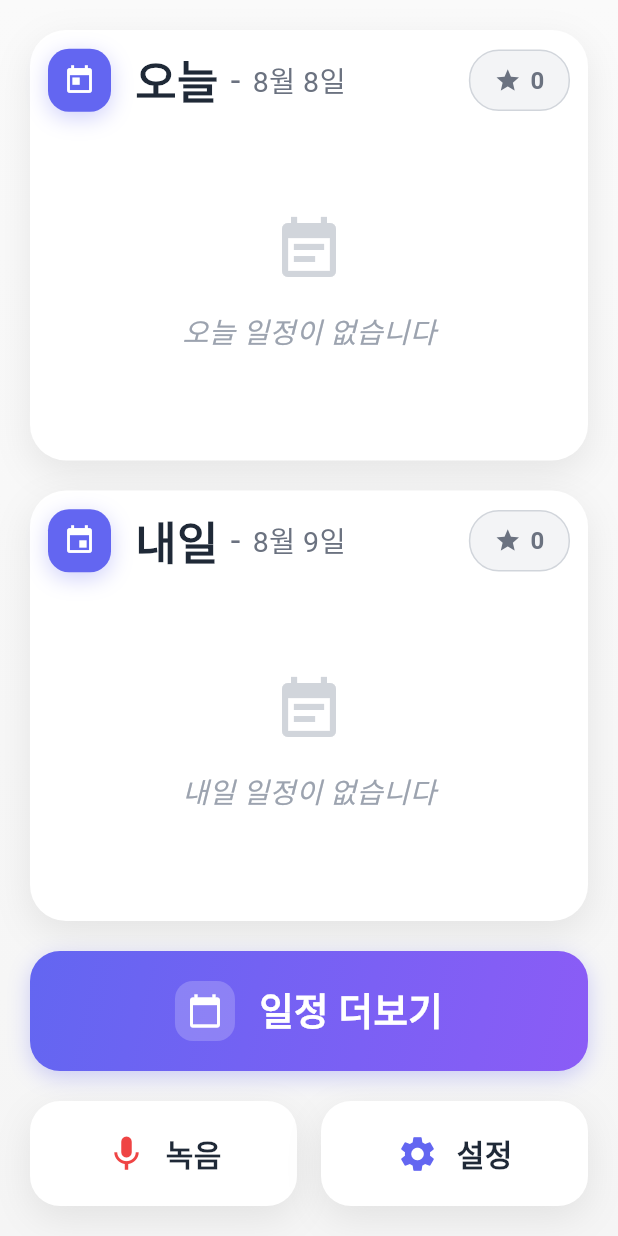
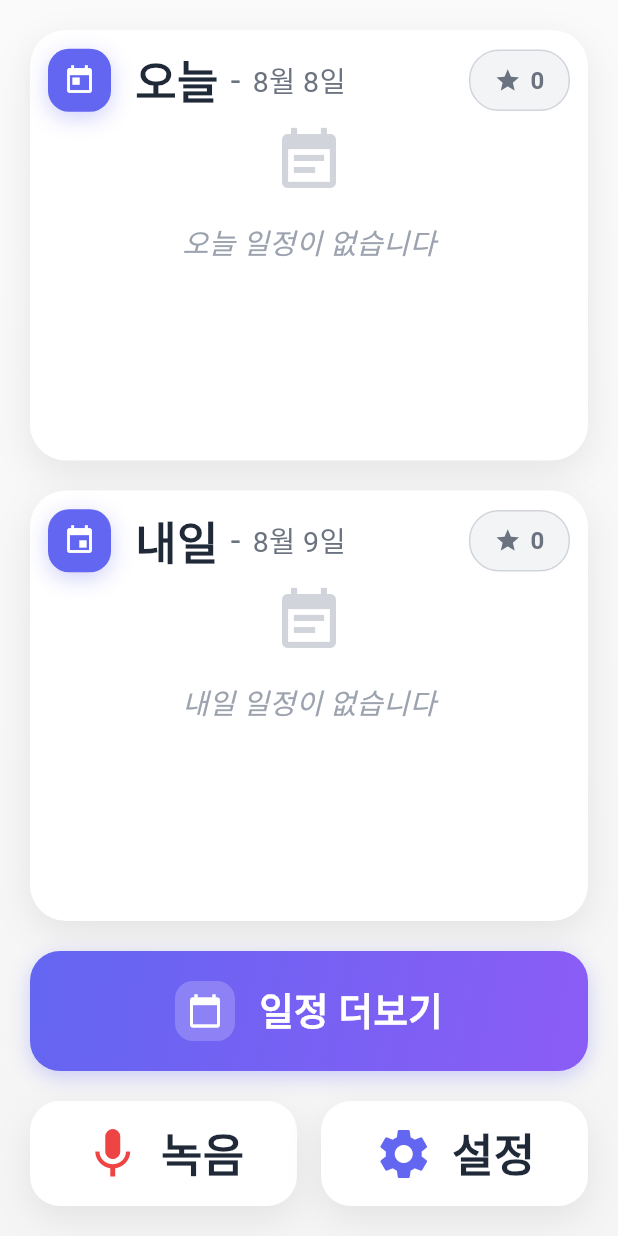
Before and after one commit to ChangHyeonn/RIDI, a Flutter app: the MainScreen screen opened directly, on a phone screen of 412 x 824 dp. Run offline on Flutter 3.47's test engine with Material 3 defaults, Android fonts, the phone set to English and light mode, and no system bars; our stand-ins replace just_audio, shared_preferences, table_calendar; accounts and stored records are empty.

Commit message:
오류수정 updated 13:45 8.8

```diff
--- a/app_protoo2/lib/screens/main_screen.dart
+++ b/app_protoo2/lib/screens/main_screen.dart
@@ -406,12 +406,11 @@ class _MainScreenState extends State<MainScreen> with TickerProviderStateMixin {
                                                     ],
                                                   ),
                                                   SizedBox(
-                                                    height:
-                                                        8 *
-                                                        scaleFactor, // 여백 줄임
+                                                    height: 8 * scaleFactor,
                                                   ),
-                                                  // 일정 목록
+                                                  // 일정 목록 (스크롤 가능하게 수정)
                                                   Expanded(
+                                                    child: SingleChildScrollView(
                                                       child: todayTasks.isEmpty
                                                           ? Center(
                                                               child: Column(
@@ -452,8 +451,7 @@ class _MainScreenState extends State<MainScreen> with TickerProviderStateMixin {
                                                                           ? todayTasks.where(
                                                                               (
                                                                                 task,
-                                                                            ) =>
-                                                                                task.isImportant,
+                                                                              ) => task.isImportant,
                                                                             )
                                                                           : todayTasks)
                                                                       .take(
@@ -478,8 +476,7 @@ class _MainScreenState extends State<MainScreen> with TickerProviderStateMixin {
                                                                                   scaleFactor,
                                                                             ),
                                                                             decoration: BoxDecoration(
-                                                                            color:
-                                                                                task.isCompleted
+                                                                              color: task.isCompleted
                                                                                   ? const Color(
                                                                                       0xFFdcfce7,
                                                                                     )
@@ -585,6 +582,7 @@ class _MainScreenState extends State<MainScreen> with TickerProviderStateMixin {
                                                                         ),
                                                                       )
                                                                       .toList(),
+                                                            ),
                                                     ),
                                                   ),
                                                 ],
@@ -890,13 +888,13 @@ class _MainScreenState extends State<MainScreen> with TickerProviderStateMixin {
                                                     ],
                                                   ),
                                                   SizedBox(
-                                                    height:
-                                                        8 *
-                                                        scaleFactor, // 여백 줄임
+                                                    height: 8 * scaleFactor,
                                                   ),
-                                                  // 일정 목록
+                                                  // 일정 목록 (스크롤 가능하게 수정)
                                                   Expanded(
-                                                    child: tomorrowTasks.isEmpty
+                                                    child: SingleChildScrollView(
+                                                      child:
+                                                          tomorrowTasks.isEmpty
                                                           ? Center(
                                                               child: Column(
                                                                 mainAxisAlignment:
@@ -936,8 +934,7 @@ class _MainScreenState extends State<MainScreen> with TickerProviderStateMixin {
                                                                           ? tomorrowTasks.where(
                                                                               (
                                                                                 task,
-                                                                            ) =>
-                                                                                task.isImportant,
+                                                                              ) => task.isImportant,
                                                                             )
                                                                           : tomorrowTasks)
                                                                       .take(
@@ -962,8 +959,7 @@ class _MainScreenState extends State<MainScreen> with TickerProviderStateMixin {
                                                                                   scaleFactor,
                                                                             ),
                                                                             decoration: BoxDecoration(
-                                                                            color:
-                                                                                task.isCompleted
+                                                                              color: task.isCompleted
                                                                                   ? const Color(
                                                                                       0xFFdcfce7,
                                                                                     )
@@ -1069,6 +1065,7 @@ class _MainScreenState extends State<MainScreen> with TickerProviderStateMixin {
                                                                         ),
                                                                       )
                                                                       .toList(),
+                                                            ),
                                                     ),
                                                   ),
                                                 ],
@@ -1177,7 +1174,7 @@ class _MainScreenState extends State<MainScreen> with TickerProviderStateMixin {
                                       ),
                                     ],
                                   ),
-                                  child: const Center(
+                                  child: Center(
                                     child: Row(
                                       mainAxisAlignment:
                                           MainAxisAlignment.center,
@@ -1185,14 +1182,14 @@ class _MainScreenState extends State<MainScreen> with TickerProviderStateMixin {
                                         Icon(
                                           Icons.mic,
                                           color: Color(0xFFef4444),
-                                          size: 28,
+                                          size: 40,
                                         ),
                                         SizedBox(width: 12),
                                         Text(
                                           '녹음',
                                           style: TextStyle(
                                             color: Color(0xFF1f2937),
-                                            fontSize: 20,
+                                            fontSize: 30 * (0.5 + fontSize),
                                             fontWeight: FontWeight.bold,
                                           ),
                                         ),
@@ -1227,14 +1224,14 @@ class _MainScreenState extends State<MainScreen> with TickerProviderStateMixin {
                                         ),
                                       ],
                                     ),
-                                    child: const Center(
+                                    child: Center(
                                       child: Row(
                                         mainAxisAlignment:
                                             MainAxisAlignment.center,
                                         children: [
                                           Icon(
                                             Icons.settings,
-                                            size: 28,
+                                            size: 40,
                                             color: Color(0xFF6366f1),
                                           ),
                                           SizedBox(width: 12),
@@ -1242,7 +1239,7 @@ class _MainScreenState extends State<MainScreen> with TickerProviderStateMixin {
                                             '설정',
                                             style: TextStyle(
                                               color: Color(0xFF1f2937),
-                                              fontSize: 20,
+                                              fontSize: 30 * (0.5 + fontSize),
                                               fontWeight: FontWeight.bold,
                                             ),
                                           ),
```
Lines whose indentation alone changed are shown as unchanged.
